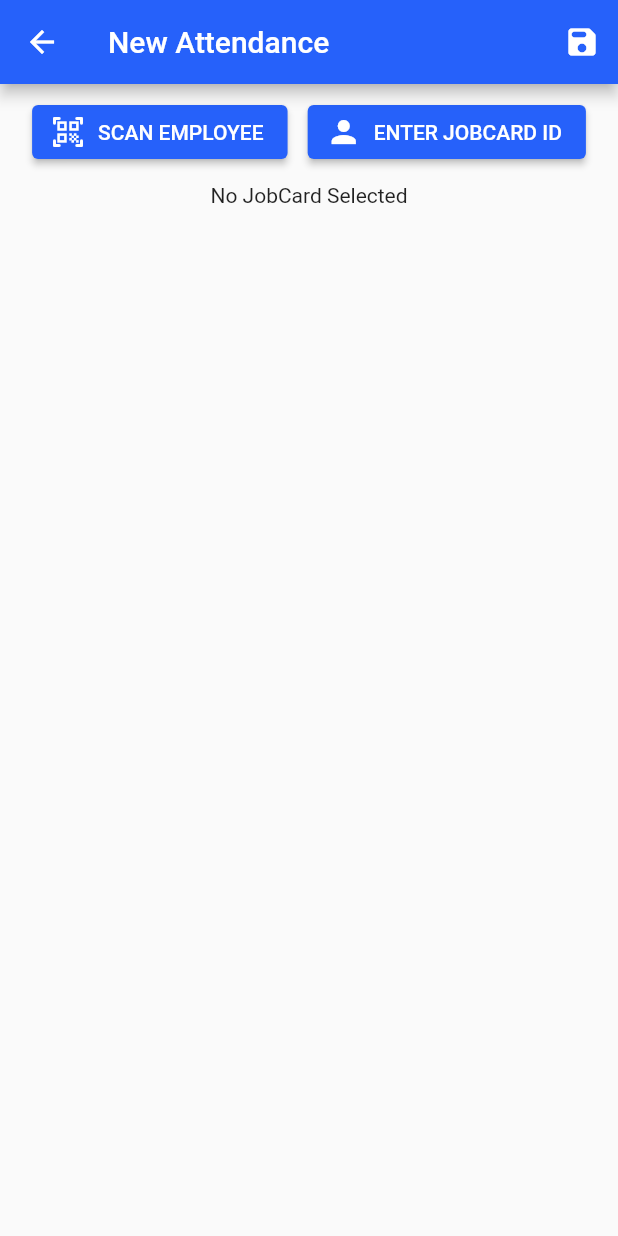
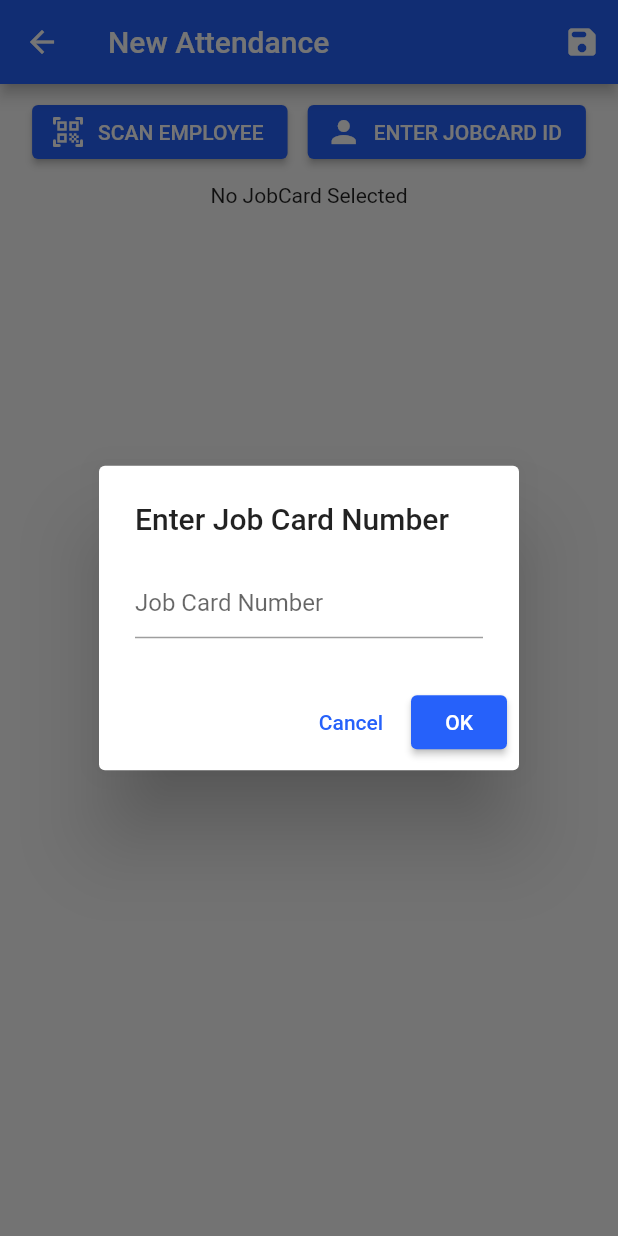
Before and after one commit to F1R3L1GH75/GlanceVillage, a Flutter app: the CreateWorkOrderAttendanceScreen screen opened directly with empty values, after a tap on "ENTER JOBCARD ID", on a phone screen of 412 x 824 dp. Run offline on Flutter 3.47's test engine with Material 2 defaults, Android fonts, the phone set to English and light mode, and no system bars; our stand-ins replace flutter_secure_storage, geolocator, jwt_decoder, permission_handler; missing offline and left inert: dart_json_mapper, qrscan; accounts and stored records are empty.

Commit message:
Update CreateWorkOrderAttendanceScreen

```diff
--- a/lib/screens/works/create_workorder_attendance_screen.dart
+++ b/lib/screens/works/create_workorder_attendance_screen.dart
@@ -2,6 +2,7 @@ import 'package:flutter/material.dart';
 import 'package:flutter/services.dart';
 import 'package:glancefrontend/models/jobcards/jobcard_response.dart';
 import 'package:glancefrontend/models/works/workorder_response.dart';
+import 'package:glancefrontend/services/api/attendance_service.dart';
 import 'package:glancefrontend/services/api/jobcard_service.dart';
 import 'package:permission_handler/permission_handler.dart';
 import 'package:provider/provider.dart';
@@ -59,7 +60,9 @@ class CreateWorkOrderAttendanceScreen extends StatelessWidget {
                                 style: ElevatedButton.styleFrom(
                                   backgroundColor: const Color(0xFF2661FA),
                                 ),
-                                onPressed: () {},
+                                onPressed: () {
+                                  provider.getJobCardNumber(context);
+                                },
                                 label: const Text('ENTER JOBCARD ID')),
                           ),
                         ],
@@ -104,12 +107,99 @@ class _CreateWorkOrderAttendanceState with ChangeNotifier {
     notifyListeners();
   }
 
+  String? _jobCardNumber = '';
+  String? get jobCardNumber => _jobCardNumber;
+  set jobCardNumber(String? value) {
+    _jobCardNumber = value;
+    notifyListeners();
+  }
+
   Future<void> submitAsync(BuildContext context) async {
-    ScaffoldMessenger.of(context).showSnackBar(
-      const SnackBar(
-        content: Text('Create Attendance From State Class'),
-      ),
-    );
+    if (await Geolocator.isLocationServiceEnabled()) {
+      if (context.mounted) {
+        ScaffoldMessenger.of(context).showSnackBar(
+          const SnackBar(
+            content: Text('Location Services are not enabled!'),
+          ),
+        );
+      }
+    }
+    final location = await Geolocator.getCurrentPosition(
+        desiredAccuracy: LocationAccuracy.high);
+    // final response = await AttendanceService.markAttendanceIn(
+    //     jobCardId!, workOrder.workOrderId!, location);
+    if (context.mounted) {
+      ScaffoldMessenger.of(context).showSnackBar(
+        const SnackBar(
+          content: Text('Create Attendance From State Class'),
+        ),
+      );
+    }
+  }
+
+  Future<void> getJobCardNumber(BuildContext context) async {
+    try {
+      showDialog(
+        context: context,
+        builder: (context) {
+          final TextEditingController controller = TextEditingController();
+          return AlertDialog(
+            title: const Text('Enter Job Card Number'),
+            content: TextField(
+              controller: controller,
+              decoration: const InputDecoration(hintText: 'Job Card Number'),
+            ),
+            actions: [
+              TextButton(
+                  onPressed: () {
+                    Navigator.pop(context);
+                  },
+                  style: TextButton.styleFrom(
+                    foregroundColor: const Color(0xFF2661FA),
+                  ),
+                  child: const Text('Cancel')),
+              ElevatedButton(
+                  onPressed: () async {
+                    jobCardNumber = controller.text;
+                    Navigator.pop(context, controller.text);
+                    final response =
+                        await JobCardService.getJobCardByCardNumber(
+                            jobCardNumber!);
+                    if (response == null) {
+                      if (context.mounted) {
+                        ScaffoldMessenger.of(context).showSnackBar(
+                            const SnackBar(
+                                content: Text('Invalid JobCard ID')));
+                      }
+                    }
+                    jobCard = response;
+                  },
+                  style: ElevatedButton.styleFrom(
+                    backgroundColor: const Color(0xFF2661FA),
+                  ),
+                  child: const Text('OK'))
+            ],
+          );
+        },
+      );
+    } catch (e) {
+      showDialog(
+        context: context,
+        builder: (context) {
+          return AlertDialog(
+            title: const Text('Error'),
+            content: Text(e.toString()),
+            actions: [
+              TextButton(
+                  onPressed: () {
+                    Navigator.pop(context);
+                  },
+                  child: const Text('OK'))
+            ],
+          );
+        },
+      );
+    }
   }
 
   Future<void> scanQRCodeAsync(BuildContext context) async {
```
Also changed, not shown: 1 other file.
